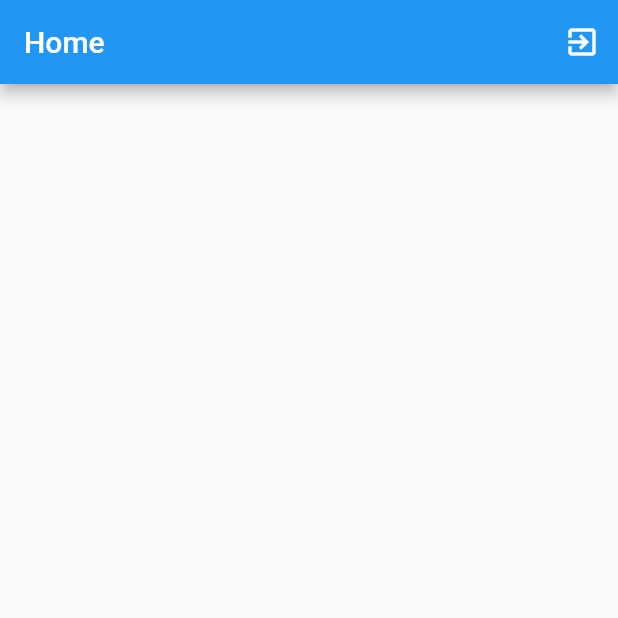
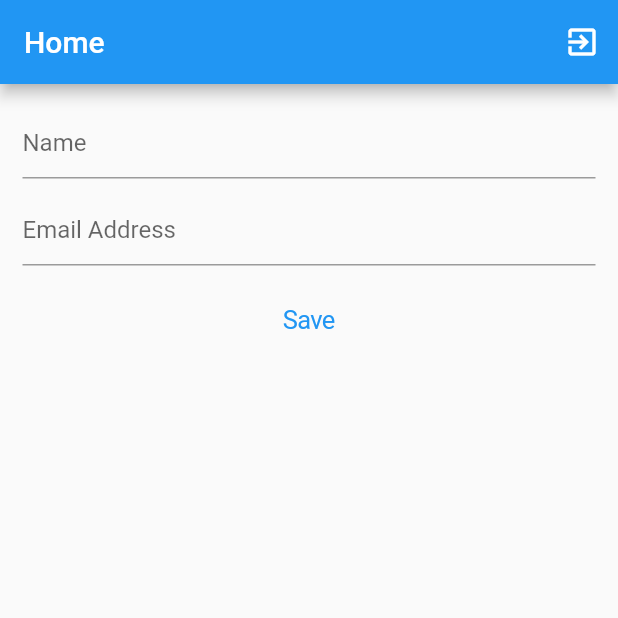
Before and after one commit to rohitsemriwal/firebase-series-yt, a Flutter app: the HomeScreen screen opened directly, on a phone screen of 412 x 824 dp, the top half of it. Run offline on Flutter 3.47's test engine with Material 2 defaults, Android fonts, the phone set to English and light mode, and no system bars; our stand-ins replace cloud_firestore, firebase_auth, firebase_core; accounts and stored records are empty; generated files the repository leaves out were written again.

Commit message:
Ep. 3 Part 1

```diff
--- a/lib/screens/home_screen.dart
+++ b/lib/screens/home_screen.dart
@@ -1,3 +1,6 @@
+import 'dart:developer';
+
+import 'package:cloud_firestore/cloud_firestore.dart';
 import 'package:firebase_auth/firebase_auth.dart';
 import 'package:firebaseseries/screens/email_auth/login_screen.dart';
 import 'package:firebaseseries/screens/phone_auth/sign_in_with_phone.dart';
@@ -13,12 +16,35 @@ class HomeScreen extends StatefulWidget {
 
 class _HomeScreenState extends State<HomeScreen> {
 
+  TextEditingController nameController = TextEditingController();
+  TextEditingController emailController = TextEditingController();
+
   void logOut() async {
     await FirebaseAuth.instance.signOut();
     Navigator.popUntil(context, (route) => route.isFirst);
     Navigator.pushReplacement(context, CupertinoPageRoute(
       builder: (context) => SignInWithPhone()
     ));
+  }
+
+  void saveUser() {
+    String name = nameController.text.trim();
+    String email = emailController.text.trim();
+
+    nameController.clear();
+    emailController.clear();
+
+    if(name != "" && email != "") {
+      Map<String, dynamic> userData = {
+        "name": name,
+        "email": email
+      };
+      FirebaseFirestore.instance.collection("users").add(userData);
+      log("User created!");
+    }
+    else{
+      log("Please fill all the fields!");
+    }
   }
 
   @override
@@ -35,6 +61,84 @@ class _HomeScreenState extends State<HomeScreen> {
           ),
         ],
       ),
+      body: SafeArea(
+        child: Padding(
+          padding: const EdgeInsets.all(15),
+          child: Column(
+            children: [
+
+              TextField(
+                controller: nameController,
+                decoration: InputDecoration(
+                  hintText: "Name"
+                ),
+              ),
+
+              SizedBox(height: 10,),
+
+              TextField(
+                controller: emailController,
+                decoration: InputDecoration(
+                  hintText: "Email Address"
+                ),
+              ),
+
+              SizedBox(height: 10,),
+
+              CupertinoButton(
+                onPressed: () {
+                  saveUser();
+                },
+                child: Text("Save"),
+              ),
+
+              SizedBox(height: 20,),
+
+              StreamBuilder<QuerySnapshot>(
+                stream: FirebaseFirestore.instance.collection("users").snapshots(),
+                builder: (context, snapshot) {
+
+                  if(snapshot.connectionState == ConnectionState.active) {
+                    if(snapshot.hasData && snapshot.data != null) {
+                      return Expanded(
+                        child: ListView.builder(
+                          itemCount: snapshot.data!.docs.length,
+                          itemBuilder: (context, index) {
+
+                            Map<String, dynamic> userMap = snapshot.data!.docs[index].data() as Map<String, dynamic>;
+
+                            return ListTile(
+                              title: Text(userMap["name"]),
+                              subtitle: Text(userMap["email"]),
+                              trailing: IconButton(
+                                onPressed: () {
+                                  // Delete
+                                },
+                                icon: Icon(Icons.delete),
+                              ),
+                            );
+
+                          },
+                        ),
+                      );
+                    }
+                    else {
+                      return Text("No data!");
+                    }
+                  }
+                  else {
+                    return Center(
+                      child: CircularProgressIndicator(),
+                    );
+                  }
+
+                },
+              ),
+
+            ],
+          ),
+        ),
+      ),
     );
   }
 }
--- a/pubspec.yaml
+++ b/pubspec.yaml
@@ -36,6 +36,7 @@ dependencies:
   cupertino_icons: ^1.0.2
   firebase_core: ^1.16.0
   firebase_auth: ^3.3.18
+  cloud_firestore: ^3.1.17
 
 dev_dependencies:
   flutter_test:
```
Also changed, not shown: lib/main.dart (+22 -0 lines), pubspec.lock, 1 other file.
